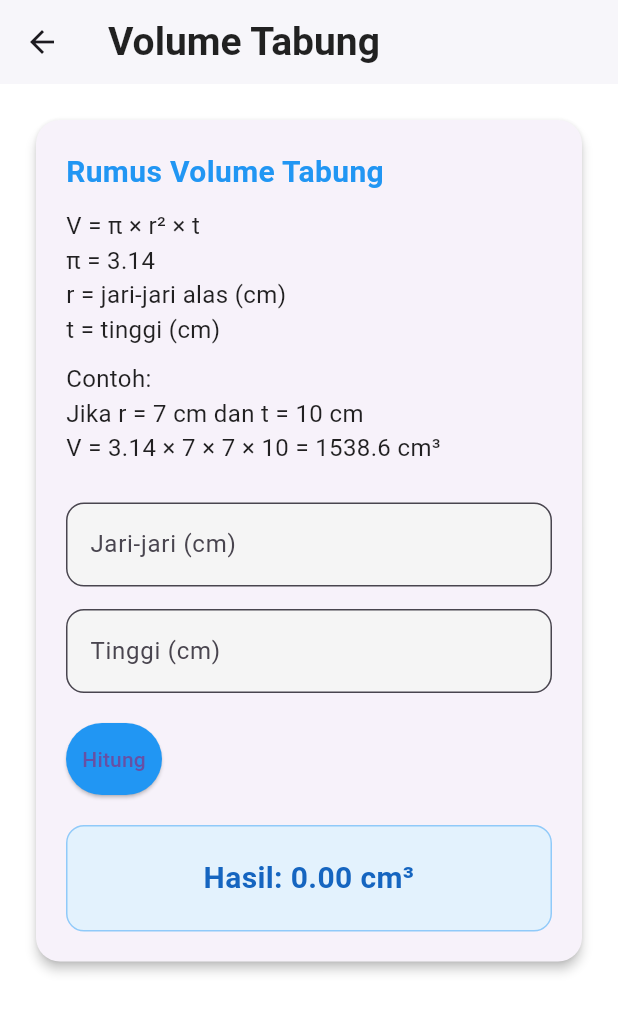
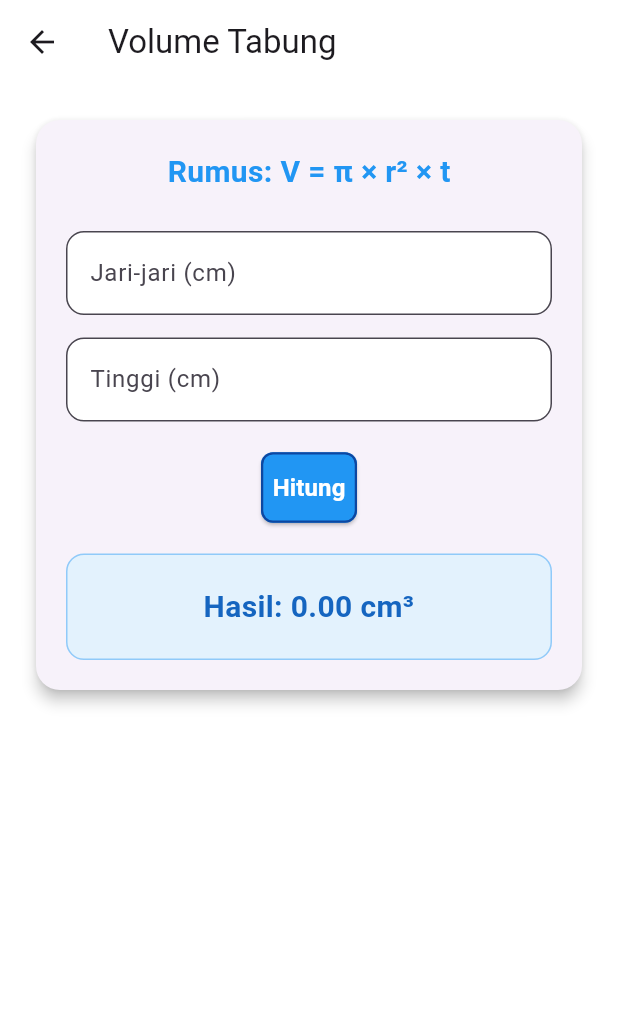
Before and after one commit to t-yass/flutter-geometry-app, a Flutter app: the screen it shows after launch, after a tap on "Tabung", on a phone screen of 412 x 824 dp. Shown: the top 1012 px of the screen. Run offline on Flutter 3.47's test engine with Material 3 defaults, Android fonts, the phone set to English and light mode, and no system bars.

Commit message:
Update tampilan HomePage dan menu tombol dengan gambar

```diff
--- a/lib/main.dart
+++ b/lib/main.dart
@@ -5,9 +5,7 @@ void main() {
   runApp(MyApp());
 }
 
-//////////////////////////////////////////////////
-// STYLE TEXT GLOBAL
-//////////////////////////////////////////////////
+///////////// TEXT STYLE ///////////////////////
 
 const TextStyle titleStyle = TextStyle(
   fontSize: 26,
@@ -26,9 +24,7 @@ const TextStyle bodyStyle = TextStyle(
   color: Colors.black87,
 );
 
-//////////////////////////////////////////////////
-// MAIN APP
-//////////////////////////////////////////////////
+///////////// MAIN APP ///////////////////////
 
 class MyApp extends StatelessWidget {
   @override
@@ -37,7 +33,7 @@ class MyApp extends StatelessWidget {
       debugShowCheckedModeBanner: false,
       title: 'Penghitung Volume Bangun Ruang',
       theme: ThemeData(
-        scaffoldBackgroundColor: Colors.white,
+        scaffoldBackgroundColor: Colors.transparent,
         fontFamily: 'Roboto',
       ),
       home: HomePage(),
@@ -45,40 +41,30 @@ class MyApp extends StatelessWidget {
   }
 }
 
-//////////////////////////////////////////////////
-// HALAMAN UTAMA
-//////////////////////////////////////////////////
+///////////// BACKGROUND ///////////////////////
 
 Widget backgroundWrapper(Widget child) {
-  return Stack(
-    children: [
-      Container(
+  return Container(
     width: double.infinity,
     height: double.infinity,
-        decoration: BoxDecoration(
-          image: DecorationImage(
-            image: AssetImage("assets/appimages/background.jpeg"),
-            fit: BoxFit.cover,
-          ),
-        ),
-      ),
-      child
-    ],
+    color: Colors.white, // Background putih
+    child: child,
   );
 }
 
+///////////// MAIN HOME PAGE ///////////////////////
+
 class HomePage extends StatelessWidget {
-
-  Widget menuButton(BuildContext context, String text, Widget page) {
+  Widget menuButton(BuildContext context, String text, String assetPath, Widget page) {
     return Container(
       width: double.infinity,
-      margin: EdgeInsets.symmetric(vertical: 10),
+      margin: const EdgeInsets.symmetric(vertical: 10),
       child: ElevatedButton(
         style: ElevatedButton.styleFrom(
-          backgroundColor: Colors.blue,
-          padding: EdgeInsets.symmetric(vertical: 16),
+          backgroundColor: Colors.blue.shade400,
+          padding: const EdgeInsets.symmetric(vertical: 12, horizontal: 16),
           shape: RoundedRectangleBorder(
-            borderRadius: BorderRadius.circular(12),
+            borderRadius: BorderRadius.circular(10),
           ),
         ),
         onPressed: () {
@@ -87,9 +73,24 @@ class HomePage extends StatelessWidget {
             MaterialPageRoute(builder: (context) => page),
           );
         },
-        child: Text(
+        child: Row(
+          mainAxisAlignment: MainAxisAlignment.start,
+          children: [
+            Image.asset(
+              assetPath,
+              width: 80,
+              height: 80,
+            ),
+            const SizedBox(width: 20),
+            Text(
               text,
-          style: TextStyle(fontSize: 18, color: Colors.white),
+              style: const TextStyle(
+                fontSize: 25,
+                color: Colors.white,
+                fontWeight: FontWeight.bold,
+              ),
+            ),
+          ],
         ),
       ),
     );
@@ -99,32 +100,29 @@ class HomePage extends StatelessWidget {
   Widget build(BuildContext context) {
     return Scaffold(
       appBar: AppBar(
-        title: Text("Penghitung Volume", style: titleStyle),
+        title: const Text("Penghitung Volume"),
         backgroundColor: Colors.white,
         elevation: 1,
         centerTitle: true,
       ),
-
       body: backgroundWrapper(
-
         Padding(
-          padding: EdgeInsets.all(20),
-
+          padding: const EdgeInsets.all(20),
           child: Column(
-            mainAxisAlignment: MainAxisAlignment.center,
+            mainAxisAlignment: MainAxisAlignment.start,
             children: [
-
-              Text(
+              const Text(
                 "Pilih Bangun Ruang",
-                style: subtitleStyle,
+                style: TextStyle(
+                  fontSize: 25,
+                  fontWeight: FontWeight.bold,
+                  color: Colors.blueAccent,
                 ),
-
-              SizedBox(height: 30),
-
-              menuButton(context, "Kubus", KubusPage()),
-              menuButton(context, "Tabung", TabungPage()),
-              menuButton(context, "Kerucut", KerucutPage()),
-
+              ),
+              const SizedBox(height: 10),
+              menuButton(context, "Kubus", "assets/appimages/kubus.jpeg", KubusPage()),
+              menuButton(context, "Tabung", "assets/appimages/tabung.jpeg", TabungPage()),
+              menuButton(context, "Kerucut", "assets/appimages/kerucut.jpeg", KerucutPage()),
             ],
           ),
         ),
@@ -133,9 +131,7 @@ class HomePage extends StatelessWidget {
   }
 }
 
-//////////////////////////////////////////////////
-// INPUT FIELD
-//////////////////////////////////////////////////
+///////////// INPUT FIELD ///////////////////////
 
 Widget inputField(String label, TextEditingController controller) {
   return TextField(
@@ -144,7 +140,7 @@ Widget inputField(String label, TextEditingController controller) {
     decoration: InputDecoration(
       labelText: "$label (cm)",
       filled: true,
-      fillColor: Colors.grey.shade100,
+      fillColor: Colors.white,
       border: OutlineInputBorder(
         borderRadius: BorderRadius.circular(12),
       ),
@@ -152,14 +148,12 @@ Widget inputField(String label, TextEditingController controller) {
   );
 }
 
-//////////////////////////////////////////////////
-// RESULT BOX
-//////////////////////////////////////////////////
+///////////// RESULT BOX ///////////////////////
 
 Widget resultBox(double hasil) {
   return Container(
     width: double.infinity,
-    padding: EdgeInsets.all(20),
+    padding: const EdgeInsets.all(20),
     decoration: BoxDecoration(
       color: Colors.blue.shade50,
       borderRadius: BorderRadius.circular(12),
@@ -177,9 +171,7 @@ Widget resultBox(double hasil) {
   );
 }
 
-//////////////////////////////////////////////////
-// HALAMAN KUBUS
-//////////////////////////////////////////////////
+///////////// HALAMAN KUBUS ///////////////////////
 
 class KubusPage extends StatefulWidget {
   @override
@@ -187,77 +179,66 @@ class KubusPage extends StatefulWidget {
 }
 
 class _KubusPageState extends State<KubusPage> {
-
   final sisiController = TextEditingController();
   double hasil = 0;
 
   void hitung() {
-    double sisi = double.parse(sisiController.text);
-    setState(() {
-      hasil = pow(sisi, 3).toDouble();
-    });
+    double sisi = double.tryParse(sisiController.text) ?? 0;
+    setState(() => hasil = pow(sisi, 3).toDouble());
   }
 
   @override
   Widget build(BuildContext context) {
     return Scaffold(
-
       appBar: AppBar(
-        title: Text("Volume Kubus", style: titleStyle),
+        title: const Text("Volume Kubus"),
         backgroundColor: Colors.white,
         elevation: 1,
       ),
-
-      body: Padding(
-        padding: EdgeInsets.all(20),
-
+      body: backgroundWrapper(
+        Padding(
+          padding: const EdgeInsets.all(20),
           child: SingleChildScrollView(
-
             child: Card(
-            elevation: 3,
+              elevation: 4,
               shape: RoundedRectangleBorder(
                 borderRadius: BorderRadius.circular(16),
               ),
-
               child: Padding(
-              padding: EdgeInsets.all(20),
-
+                padding: const EdgeInsets.all(20),
                 child: Column(
-                crossAxisAlignment: CrossAxisAlignment.start,
+                  crossAxisAlignment: CrossAxisAlignment.center,
                   children: [
-
-                  Text("Rumus Volume Kubus", style: subtitleStyle),
-                  SizedBox(height: 10),
-
-                  Text("V = s³", style: bodyStyle),
-                  Text("s = panjang sisi (cm)", style: bodyStyle),
-
-                  SizedBox(height: 10),
-
-                  Text("Contoh:", style: bodyStyle),
-                  Text("Jika sisi = 4 cm", style: bodyStyle),
-                  Text("V = 4 × 4 × 4 = 64 cm³", style: bodyStyle),
-
-                  SizedBox(height: 25),
-
+                    const Text("Rumus: V = s³", style: subtitleStyle),
+                    const SizedBox(height: 25),
                     inputField("Panjang Sisi", sisiController),
-
-                  SizedBox(height: 20),
-
+                    const SizedBox(height: 20),
                     ElevatedButton(
                       style: ElevatedButton.styleFrom(
                         backgroundColor: Colors.blue,
-                      padding: EdgeInsets.symmetric(vertical: 14),
+                        padding: const EdgeInsets.symmetric(vertical: 12),
+                        shape: RoundedRectangleBorder(
+                          borderRadius: BorderRadius.circular(8),
+                          side: BorderSide(
+                            color: Colors.blue.shade900,
+                            width: 1.5,
+                          ),
+                        ),
                       ),
                       onPressed: hitung,
-                    child: Text("Hitung"),
+                      child: const Text(
+                        "Hitung",
+                        style: TextStyle(
+                          fontSize: 16,
+                          fontWeight: FontWeight.bold,
+                          color: Colors.white,
                         ),
-
-                  SizedBox(height: 20),
-
+                      ),
+                    ),
+                    const SizedBox(height: 20),
                     resultBox(hasil),
-
                   ],
+                ),
               ),
             ),
           ),
@@ -267,9 +248,7 @@ class _KubusPageState extends State<KubusPage> {
   }
 }
 
-//////////////////////////////////////////////////
-// HALAMAN TABUNG
-//////////////////////////////////////////////////
+///////////// HALAMAN TABUNG ///////////////////////
 
 class TabungPage extends StatefulWidget {
   @override
@@ -277,86 +256,68 @@ class TabungPage extends StatefulWidget {
 }
 
 class _TabungPageState extends State<TabungPage> {
-
   final rController = TextEditingController();
   final tController = TextEditingController();
   double hasil = 0;
 
   void hitung() {
-    double r = double.parse(rController.text);
-    double t = double.parse(tController.text);
-
-    setState(() {
-      hasil = pi * r * r * t;
-    });
+    double r = double.tryParse(rController.text) ?? 0;
+    double t = double.tryParse(tController.text) ?? 0;
+    setState(() => hasil = pi * r * r * t);
   }
 
   @override
   Widget build(BuildContext context) {
-
     return Scaffold(
-
       appBar: AppBar(
-        title: Text("Volume Tabung", style: titleStyle),
+        title: const Text("Volume Tabung"),
         backgroundColor: Colors.white,
-        elevation: 1,
       ),
-
-      body: Padding(
-        padding: EdgeInsets.all(20),
-
+      body: backgroundWrapper(
+        Padding(
+          padding: const EdgeInsets.all(20),
           child: SingleChildScrollView(
-
             child: Card(
-            elevation: 3,
+              elevation: 4,
               shape: RoundedRectangleBorder(
                 borderRadius: BorderRadius.circular(16),
               ),
-
               child: Padding(
-              padding: EdgeInsets.all(20),
-
+                padding: const EdgeInsets.all(20),
                 child: Column(
-                crossAxisAlignment: CrossAxisAlignment.start,
                   children: [
-
-                  Text("Rumus Volume Tabung", style: subtitleStyle),
-
-                  SizedBox(height: 10),
-
-                  Text("V = π × r² × t", style: bodyStyle),
-                  Text("π = 3.14", style: bodyStyle),
-                  Text("r = jari-jari alas (cm)", style: bodyStyle),
-                  Text("t = tinggi (cm)", style: bodyStyle),
-
-                  SizedBox(height: 10),
-
-                  Text("Contoh:", style: bodyStyle),
-                  Text("Jika r = 7 cm dan t = 10 cm", style: bodyStyle),
-                  Text("V = 3.14 × 7 × 7 × 10 = 1538.6 cm³", style: bodyStyle),
-
-                  SizedBox(height: 25),
-
+                    const Text("Rumus: V = π × r² × t", style: subtitleStyle),
+                    const SizedBox(height: 25),
                     inputField("Jari-jari", rController),
-                  SizedBox(height: 15),
+                    const SizedBox(height: 15),
                     inputField("Tinggi", tController),
-
-                  SizedBox(height: 20),
-
+                    const SizedBox(height: 20),
                     ElevatedButton(
                       style: ElevatedButton.styleFrom(
                         backgroundColor: Colors.blue,
-                      padding: EdgeInsets.symmetric(vertical: 14),
+                        padding: const EdgeInsets.symmetric(vertical: 12),
+                        shape: RoundedRectangleBorder(
+                          borderRadius: BorderRadius.circular(8),
+                          side: BorderSide(
+                            color: Colors.blue.shade900,
+                            width: 1.5,
+                          ),
+                        ),
                       ),
                       onPressed: hitung,
-                    child: Text("Hitung"),
+                      child: const Text(
+                        "Hitung",
+                        style: TextStyle(
+                          fontSize: 16,
+                          fontWeight: FontWeight.bold,
+                          color: Colors.white,
                         ),
-
-                  SizedBox(height: 20),
-
+                      ),
+                    ),
+                    const SizedBox(height: 20),
                     resultBox(hasil),
-
                   ],
+                ),
               ),
             ),
           ),
@@ -366,9 +327,7 @@ class _TabungPageState extends State<TabungPage> {
   }
 }
 
-//////////////////////////////////////////////////
-// HALAMAN KERUCUT
-//////////////////////////////////////////////////
+///////////// HALAMAN KERUCUT ///////////////////////
 
 class KerucutPage extends StatefulWidget {
   @override
@@ -376,86 +335,68 @@ class KerucutPage extends StatefulWidget {
 }
 
 class _KerucutPageState extends State<KerucutPage> {
-
   final rController = TextEditingController();
   final tController = TextEditingController();
   double hasil = 0;
 
   void hitung() {
-    double r = double.parse(rController.text);
-    double t = double.parse(tController.text);
-
-    setState(() {
-      hasil = (1/3) * pi * r * r * t;
-    });
+    double r = double.tryParse(rController.text) ?? 0;
+    double t = double.tryParse(tController.text) ?? 0;
+    setState(() => hasil = (1 / 3) * pi * r * r * t);
   }
 
   @override
   Widget build(BuildContext context) {
-
     return Scaffold(
-
       appBar: AppBar(
-        title: Text("Volume Kerucut", style: titleStyle),
+        title: const Text("Volume Kerucut"),
         backgroundColor: Colors.white,
-        elevation: 1,
       ),
-
-      body: Padding(
-        padding: EdgeInsets.all(20),
-
+      body: backgroundWrapper(
+        Padding(
+          padding: const EdgeInsets.all(20),
           child: SingleChildScrollView(
-
             child: Card(
-            elevation: 3,
+              elevation: 4,
               shape: RoundedRectangleBorder(
                 borderRadius: BorderRadius.circular(16),
               ),
-
               child: Padding(
-              padding: EdgeInsets.all(20),
-
+                padding: const EdgeInsets.all(20),
                 child: Column(
-                crossAxisAlignment: CrossAxisAlignment.start,
                   children: [
-
-                  Text("Rumus Volume Kerucut", style: subtitleStyle),
-
-                  SizedBox(height: 10),
-
-                  Text("V = 1/3 × π × r² × t", style: bodyStyle),
-                  Text("π = 3.14", style: bodyStyle),
-                  Text("r = jari-jari alas (cm)", style: bodyStyle),
-                  Text("t = tinggi (cm)", style: bodyStyle),
-
-                  SizedBox(height: 10),
-
-                  Text("Contoh:", style: bodyStyle),
-                  Text("Jika r = 7 cm dan t = 9 cm", style: bodyStyle),
-                  Text("V = 1/3 × 3.14 × 7 × 7 × 9 = 461.58 cm³", style: bodyStyle),
-
-                  SizedBox(height: 25),
-
+                    const Text("Rumus: V = 1/3 × π × r² × t", style: subtitleStyle),
+                    const SizedBox(height: 25),
                     inputField("Jari-jari", rController),
-                  SizedBox(height: 15),
+                    const SizedBox(height: 15),
                     inputField("Tinggi", tController),
-
-                  SizedBox(height: 20),
-
+                    const SizedBox(height: 20),
                     ElevatedButton(
                       style: ElevatedButton.styleFrom(
                         backgroundColor: Colors.blue,
-                      padding: EdgeInsets.symmetric(vertical: 14),
+                        padding: const EdgeInsets.symmetric(vertical: 12),
+                        shape: RoundedRectangleBorder(
+                          borderRadius: BorderRadius.circular(8),
+                          side: BorderSide(
+                            color: Colors.blue.shade900,
+                            width: 1.5,
+                          ),
+                        ),
                       ),
                       onPressed: hitung,
-                    child: Text("Hitung"),
+                      child: const Text(
+                        "Hitung",
+                        style: TextStyle(
+                          fontSize: 16,
+                          fontWeight: FontWeight.bold,
+                          color: Colors.white,
                         ),
-
-                  SizedBox(height: 20),
-
+                      ),
+                    ),
+                    const SizedBox(height: 20),
                     resultBox(hasil),
-
                   ],
+                ),
               ),
             ),
           ),
--- a/pubspec.yaml
+++ b/pubspec.yaml
@@ -58,8 +58,8 @@ flutter:
   uses-material-design: true
 
   # To add assets to your application, add an assets section, like this:
-assets:
-- /assets/appimages
+  assets:
+     - assets/appimages/
   #   - images/a_dot_ham.jpeg
 
   # An image asset can refer to one or more resolution-specific "variants", see
```
Also changed, not shown: assets/appimages/background.jpeg (deleted), assets/appimages/kerucut.jpeg (added), assets/appimages/kubus.jpeg (added), assets/appimages/tabung.jpeg (added). Lines whose indentation alone changed are shown as unchanged.
